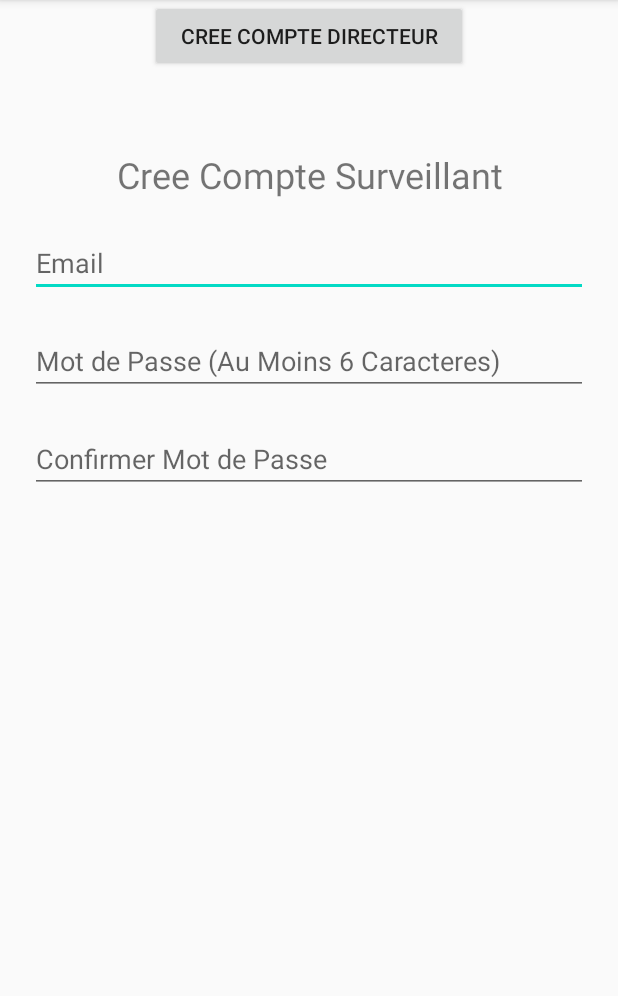
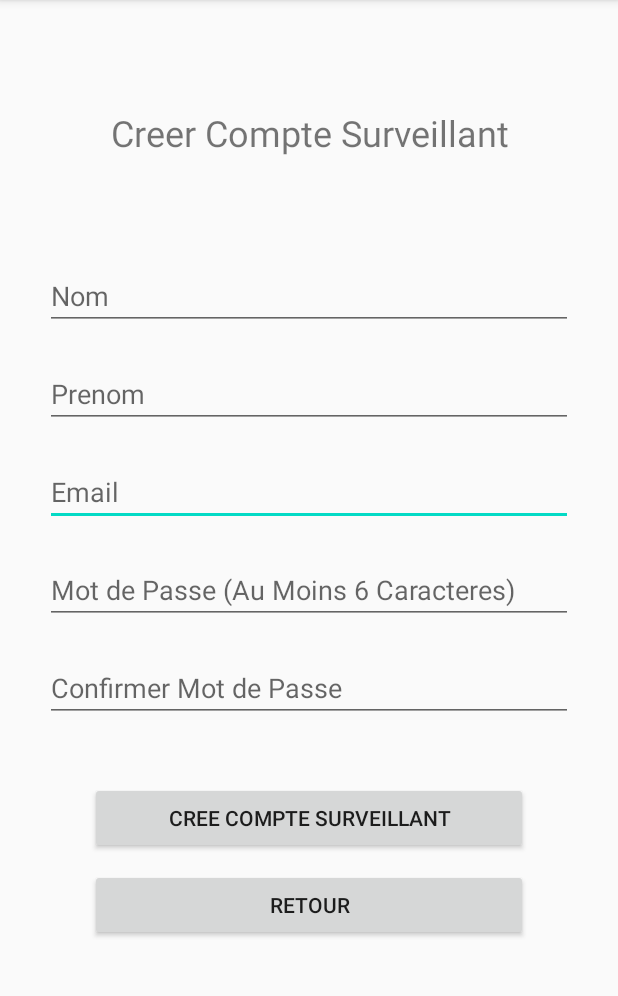
Before and after one commit to Zelawon/AgingCare, an Android app: the CreerCompteSurveillant screen opened directly, with no data from a screen before it, on a phone screen of 412 x 824 dp, the part 84-1080 px from its top. Run offline under Robolectric (Android 15) with nearby library versions, the phone set to English and light mode, and no system bars; our stand-ins replace Firebase (no records; nobody signed in at launch, a user with empty details on screens opened directly); 2 statements that could not run were skipped.

```diff
--- a/app/src/main/res/layout/activity_cree_compte_directeur.xml
+++ b/app/src/main/res/layout/activity_cree_compte_directeur.xml
@@ -67,7 +67,7 @@
         app:layout_constraintTop_toBottomOf="@+id/passlog" />
 
     <Button
-        android:id="@+id/register"
+        android:id="@+id/creeDirec"
         android:layout_width="0dp"
         android:layout_height="wrap_content"
         android:layout_marginStart="100dp"
--- a/app/src/main/res/layout/activity_creer_compte_surveillant.xml
+++ b/app/src/main/res/layout/activity_creer_compte_surveillant.xml
@@ -5,76 +5,118 @@
     android:layout_width="match_parent"
     android:layout_height="match_parent"
     tools:context=".DirectuerFonctions.CreerCompteSurveillant">
+
     <TextView
         android:id="@+id/textView"
         android:layout_width="0dp"
         android:layout_height="wrap_content"
         android:layout_marginStart="60dp"
-        android:layout_marginTop="100dp"
+        android:layout_marginTop="72dp"
         android:layout_marginEnd="60dp"
-        android:text="Cree Compte Surveillant"
+        android:text="Creer Compte Surveillant"
         android:textAlignment="center"
         android:textSize="24sp"
         app:layout_constraintEnd_toEndOf="parent"
-        app:layout_constraintHorizontal_bias="1.0"
+        app:layout_constraintHorizontal_bias="0.0"
         app:layout_constraintStart_toStartOf="parent"
         app:layout_constraintTop_toTopOf="parent" />
 
     <EditText
-        android:id="@+id/email1"
+        android:id="@+id/emailSurv"
         android:layout_width="0dp"
         android:layout_height="wrap_content"
-        android:layout_marginStart="20dp"
+        android:layout_marginStart="30dp"
         android:layout_marginTop="20dp"
-        android:layout_marginEnd="20dp"
+        android:layout_marginEnd="30dp"
         android:ems="10"
         android:hint="Email"
         android:inputType="textEmailAddress"
         app:layout_constraintEnd_toEndOf="parent"
         app:layout_constraintHorizontal_bias="0.0"
         app:layout_constraintStart_toStartOf="parent"
-        app:layout_constraintTop_toBottomOf="@+id/textView" />
+        app:layout_constraintTop_toBottomOf="@+id/prenomSurv" />
 
     <EditText
-        android:id="@+id/passlog"
+        android:id="@+id/passSurv"
         android:layout_width="0dp"
         android:layout_height="wrap_content"
-        android:layout_marginStart="20dp"
+        android:layout_marginStart="30dp"
         android:layout_marginTop="20dp"
-        android:layout_marginEnd="20dp"
+        android:layout_marginEnd="30dp"
         android:ems="10"
         android:hint="Mot de Passe (Au Moins 6 Caracteres)"
         android:inputType="textPassword"
         app:layout_constraintEnd_toEndOf="parent"
         app:layout_constraintHorizontal_bias="0.0"
         app:layout_constraintStart_toStartOf="parent"
-        app:layout_constraintTop_toBottomOf="@+id/email1" />
+        app:layout_constraintTop_toBottomOf="@+id/emailSurv" />
 
     <EditText
-        android:id="@+id/confPass"
+        android:id="@+id/confPassSurv"
         android:layout_width="0dp"
         android:layout_height="wrap_content"
-        android:layout_marginStart="20dp"
+        android:layout_marginStart="30dp"
         android:layout_marginTop="20dp"
-        android:layout_marginEnd="20dp"
+        android:layout_marginEnd="30dp"
         android:ems="10"
         android:hint="Confirmer Mot de Passe"
         android:inputType="textPassword"
         app:layout_constraintEnd_toEndOf="parent"
         app:layout_constraintHorizontal_bias="0.0"
         app:layout_constraintStart_toStartOf="parent"
-        app:layout_constraintTop_toBottomOf="@+id/passlog" />
+        app:layout_constraintTop_toBottomOf="@+id/passSurv" />
 
     <Button
-        android:id="@+id/register"
+        android:id="@+id/creeSurv"
         android:layout_width="0dp"
         android:layout_height="wrap_content"
-        android:layout_marginStart="100dp"
-        android:layout_marginEnd="100dp"
-        android:text="Cree Compte Directeur"
+        android:layout_marginStart="60dp"
+        android:layout_marginTop="40dp"
+        android:layout_marginEnd="60dp"
+        android:text="Cree Compte Surveillant"
         app:layout_constraintEnd_toEndOf="parent"
         app:layout_constraintHorizontal_bias="1.0"
         app:layout_constraintStart_toStartOf="parent"
-        tools:layout_editor_absoluteY="368dp" />
+        app:layout_constraintTop_toBottomOf="@+id/confPassSurv" />
+
+    <Button
+        android:id="@+id/retourMenuDirec"
+        android:layout_width="0dp"
+        android:layout_height="wrap_content"
+        android:layout_marginStart="60dp"
+        android:layout_marginTop="10dp"
+        android:layout_marginEnd="60dp"
+        android:text="Retour"
+        app:layout_constraintEnd_toEndOf="parent"
+        app:layout_constraintStart_toStartOf="parent"
+        app:layout_constraintTop_toBottomOf="@+id/creeSurv" />
+
+    <EditText
+        android:id="@+id/nomSurv"
+        android:layout_width="0dp"
+        android:layout_height="wrap_content"
+        android:layout_marginStart="30dp"
+        android:layout_marginTop="70dp"
+        android:layout_marginEnd="30dp"
+        android:ems="10"
+        android:hint="Nom"
+        android:inputType="textPersonName"
+        app:layout_constraintEnd_toEndOf="parent"
+        app:layout_constraintStart_toStartOf="parent"
+        app:layout_constraintTop_toBottomOf="@+id/textView" />
+
+    <EditText
+        android:id="@+id/prenomSurv"
+        android:layout_width="0dp"
+        android:layout_height="wrap_content"
+        android:layout_marginStart="30dp"
+        android:layout_marginTop="20dp"
+        android:layout_marginEnd="30dp"
+        android:ems="10"
+        android:hint="Prenom"
+        android:inputType="textPersonName"
+        app:layout_constraintEnd_toEndOf="parent"
+        app:layout_constraintStart_toStartOf="parent"
+        app:layout_constraintTop_toBottomOf="@+id/nomSurv" />
 
 </androidx.constraintlayout.widget.ConstraintLayout>
```
Also changed, not shown: app/src/main/java/com/test/agingcarev01/AdminFonction/CreeCompteDirecteur.java (+2 -2 lines), app/src/main/java/com/test/agingcarev01/DirectuerFonctions/CreerCompteSurveillant.java (+108 -1 lines), app/src/main/java/com/test/agingcarev01/DirectuerHome.java (+2 -1 lines), app/src/main/java/com/test/agingcarev01/Login.java (+3 -5 lines), app/src/main/java/com/test/agingcarev01/MainActivity.java (+10 -3 lines), app/src/main/res/layout/activity_main.xml (+10 -0 lines).
